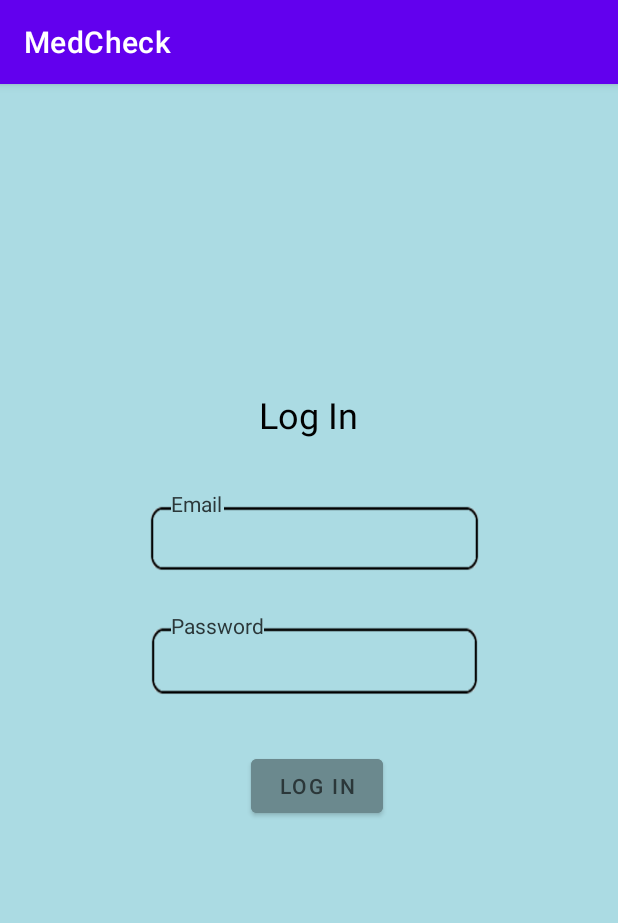
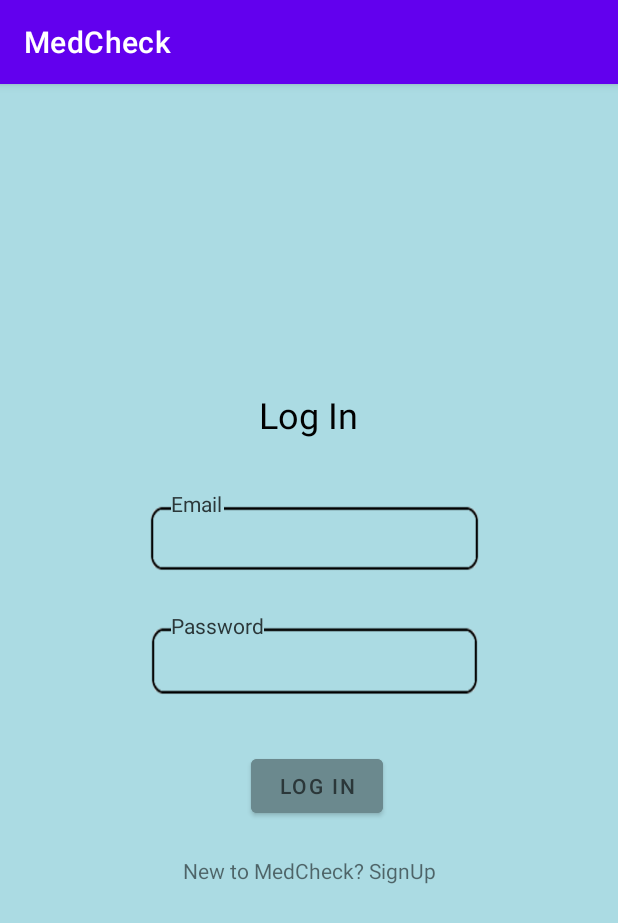
Before and after one commit to VictorBaezM/INSO4151-Capstone-Spring2023, an Android app: the Login screen opened directly, with no data from a screen before it, on a phone screen of 412 x 824 dp. Shown: the top 923 px of the screen. Run offline under Robolectric (Android 15) with nearby library versions, the phone set to English and light mode, and no system bars; our stand-ins replace Firebase (no records; nobody signed in at launch, a user with empty details on screens opened directly); network calls fail.

Commit message:
can go from login to signup

```diff
--- a/MedCheck/app/src/main/java/com/example/medcheck/Login.java
+++ b/MedCheck/app/src/main/java/com/example/medcheck/Login.java
@@ -9,6 +9,7 @@ import android.util.Log;
 import android.view.View;
 import android.widget.Button;
 import android.widget.EditText;
+import android.widget.TextView;
 import android.widget.Toast;
 
 import com.google.android.gms.tasks.OnCompleteListener;
@@ -31,6 +32,8 @@ public class Login extends AppCompatActivity {
     private EditText password;
     private Button login;
 
+    private TextView signup_user;
+
     public static User user;
     private FirebaseAuth auth;
 
@@ -42,8 +45,16 @@ public class Login extends AppCompatActivity {
         email = findViewById(R.id.email1);
         password = findViewById(R.id.password1);
         login = findViewById(R.id.login1);
+        signup_user = findViewById(R.id.signup_user);
+        auth = FirebaseAuth.getInstance();
 
-        auth = FirebaseAuth.getInstance();
+        signup_user.setOnClickListener(new View.OnClickListener() {
+            @Override
+            public void onClick(View view) {
+                startActivity(new Intent(Login.this , Signup.class));
+                finish();
+            }
+        });
 
         login.setOnClickListener(new View.OnClickListener() {
             @Override
--- a/MedCheck/app/src/main/res/layout/log_in.xml
+++ b/MedCheck/app/src/main/res/layout/log_in.xml
@@ -79,7 +79,6 @@
         android:id="@+id/login1"
         android:layout_width="wrap_content"
         android:layout_height="wrap_content"
-
         android:backgroundTint="#6b898e"
         android:onClick="loginUser"
         android:text="Log In"
@@ -105,4 +104,15 @@
         app:layout_constraintStart_toStartOf="parent"
         app:layout_constraintTop_toTopOf="parent"
         app:layout_constraintVertical_bias="0.469" />
+    <TextView
+        android:layout_width="wrap_content"
+        android:layout_height="wrap_content"
+        android:text="New to MedCheck? SignUp"
+        android:layout_marginTop="20dp"
+        android:id="@+id/signup_user"
+        app:layout_constraintBottom_toBottomOf="parent"
+        app:layout_constraintEnd_toEndOf="parent"
+        app:layout_constraintStart_toStartOf="parent"
+        app:layout_constraintTop_toBottomOf="@+id/login1"
+        app:layout_constraintVertical_bias="0.01"/>
 </androidx.constraintlayout.widget.ConstraintLayout>
```
